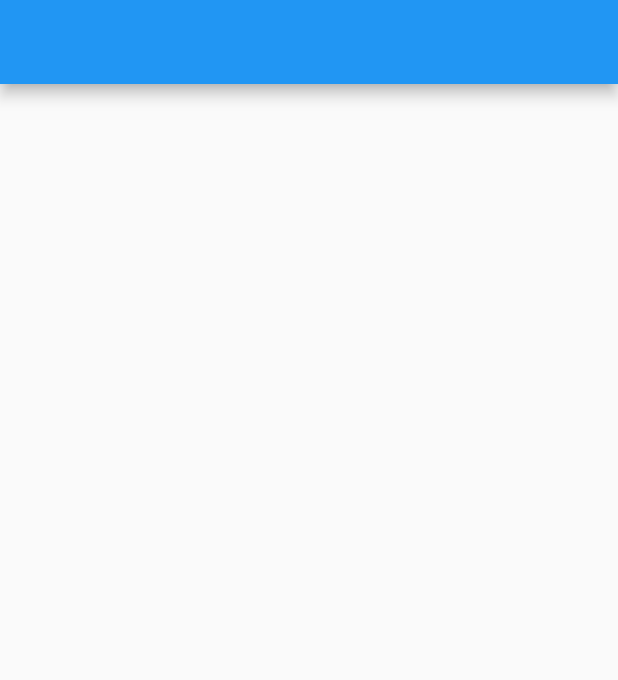
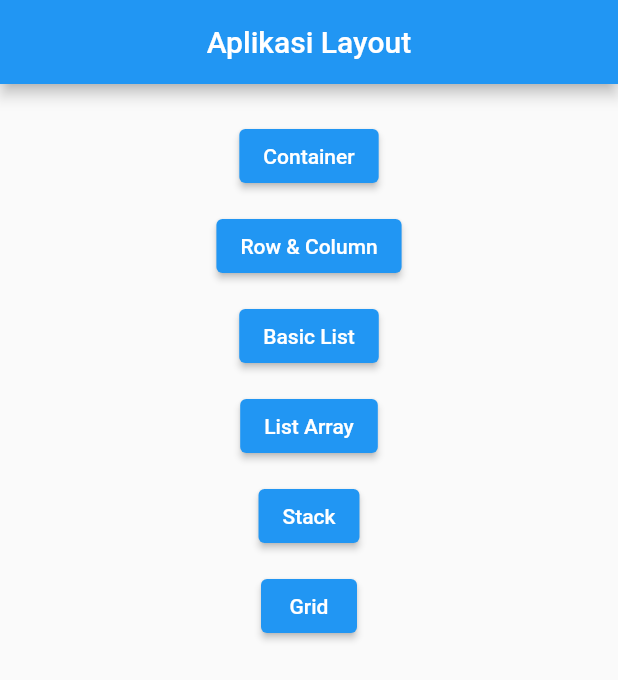
Before and after one commit to limfiq/flutter, a Flutter app: the screen it shows after launch, on a phone screen of 412 x 824 dp. Shown: the top 680 px of the screen. Run offline on Flutter 3.47's test engine with Material 2 defaults, Android fonts, the phone set to English and light mode, and no system bars.

Commit message:
Update Layout 7 Nopember 2022
Update Layout 7 Nopember 2022

```diff
--- a/layout/lib/main.dart
+++ b/layout/lib/main.dart
@@ -1,4 +1,11 @@
 import 'package:flutter/material.dart';
+
+import 'layout/stack.dart';
+import 'layout/container.dart';
+import 'layout/basiclist.dart';
+import 'layout/listarray.dart';
+import 'layout/rowcolumn.dart';
+import 'layout/grid.dart';
 
 void main() {
   runApp(MaterialApp(
@@ -6,19 +13,70 @@ void main() {
   ));
 }
 
-class HomePage extends StatefulWidget {
+class HomePage extends StatelessWidget {
   const HomePage({super.key});
 
-  @override
-  State<HomePage> createState() => _HomePageState();
-}
-
-class _HomePageState extends State<HomePage> {
   @override
   Widget build(BuildContext context) {
     return Scaffold(
       appBar: AppBar(
+        title: Text('Aplikasi Layout'),
+        centerTitle: true,
         backgroundColor: Colors.blue,
+      ),
+      body: Center(
+        child: Padding(
+          padding: EdgeInsets.all(24),
+          child: Column(
+            children: [
+              ElevatedButton(
+                onPressed: () => Navigator.of(context).push(MaterialPageRoute(
+                    builder: (BuildContext context) => MyContainer())),
+                child: Text('Container'),
+              ),
+              SizedBox(
+                height: 12,
+              ),
+              ElevatedButton(
+                onPressed: () => Navigator.of(context).push(MaterialPageRoute(
+                    builder: (BuildContext context) => MyRowColumn())),
+                child: Text('Row & Column'),
+              ),
+              SizedBox(
+                height: 12,
+              ),
+              ElevatedButton(
+                onPressed: () => Navigator.of(context).push(MaterialPageRoute(
+                    builder: (BuildContext context) => MyBasicList())),
+                child: Text('Basic List'),
+              ),
+              SizedBox(
+                height: 12,
+              ),
+              ElevatedButton(
+                onPressed: () => Navigator.of(context).push(MaterialPageRoute(
+                    builder: (BuildContext context) => MyListArray())),
+                child: Text('List Array'),
+              ),
+              SizedBox(
+                height: 12,
+              ),
+              ElevatedButton(
+                onPressed: () => Navigator.of(context).push(MaterialPageRoute(
+                    builder: (BuildContext context) => MyStack())),
+                child: Text('Stack'),
+              ),
+              SizedBox(
+                height: 12,
+              ),
+              ElevatedButton(
+                onPressed: () => Navigator.of(context).push(MaterialPageRoute(
+                    builder: (BuildContext context) => MyGrid())),
+                child: Text('Grid'),
+              ),
+            ],
+          ),
+        ),
       ),
     );
   }
```
Also changed, not shown: layout/lib/layout/basiclist.dart (added, +45 -0 lines), layout/lib/layout/container.dart (added, +45 -0 lines), layout/lib/layout/grid.dart (added, +42 -0 lines), layout/lib/layout/listarray.dart (added, +39 -0 lines), layout/lib/layout/rowcolumn.dart (added, +55 -0 lines), layout/lib/layout/stack.dart (added, +45 -0 lines).
